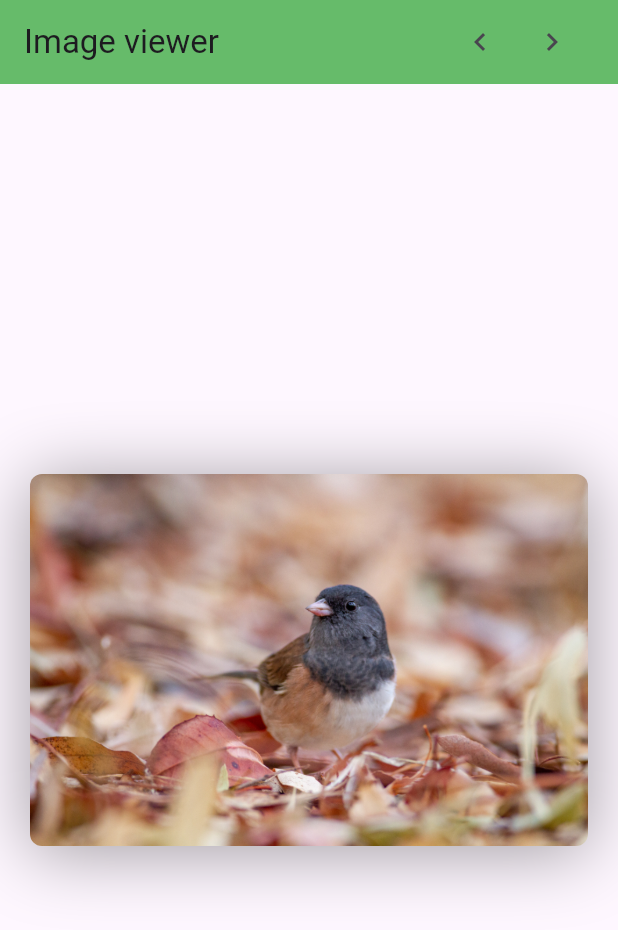
After one commit to Porchhenng/Mobile-dev, a Flutter app: the GalleryScreen screen opened directly, on a phone screen of 412 x 824 dp. The commit adds this screen. Shown: the top 930 px of the screen. Run offline on Flutter 3.47's test engine with Material 3 defaults, Android fonts, the phone set to English and light mode, and no system bars.

Commit message:
week4 s3

```diff
--- /dev/null
+++ b/Flutter Dev/lib/w4-s3-practice/ex3.dart
@@ -0,0 +1,95 @@
+import 'package:flutter/material.dart';
+
+List<String> images = [
+  "assets/w4-s3/bird.jpg",
+  "assets/w4-s3/bird2.jpg",
+  "assets/w4-s3/insect.jpg",
+  "assets/w4-s3/girl.jpg",
+  "assets/w4-s3/man.jpg",
+];
+
+void main() {
+  runApp(MaterialApp(
+      debugShowCheckedModeBanner: false, // Why this line ? Can you explain it ?
+      home: GalleryScreen(imagePaths: images)));
+}
+
+class GalleryScreen extends StatefulWidget {
+  final List<String> imagePaths;
+
+  const GalleryScreen({
+    required this.imagePaths,
+    super.key,
+  });
+
+  @override
+  State<GalleryScreen> createState() => _GalleryState();
+}
+
+class _GalleryState extends State<GalleryScreen> {
+  int currentPage = 0;
+
+  int get imageLength => widget.imagePaths.length;
+
+  void nextPage() {
+    setState(() {
+      currentPage = (currentPage + 1) % imageLength;
+    });
+  }
+
+  void previousPage() {
+    setState(() {
+      if (currentPage == 0) {
+        currentPage = imageLength - 1;
+      } else {
+        currentPage = currentPage - 1;
+      }
+    });
+  }
+
+  @override
+  Widget build(BuildContext context) {
+    return Scaffold(
+      appBar: AppBar(
+        backgroundColor: Colors.green[400],
+        title: const Text('Image viewer'),
+        actions: <Widget>[
+          IconButton(
+            icon: const Icon(Icons.navigate_before),
+            tooltip: 'Go to the previous image',
+            onPressed: previousPage,
+          ),
+          Padding(
+            padding: const EdgeInsets.only(right: 20),
+            child: IconButton(
+              icon: const Icon(Icons.navigate_next),
+              tooltip: 'Go to the next image',
+              onPressed: nextPage,
+            ),
+          ),
+        ],
+      ),
+      body: Padding(
+        padding: const EdgeInsets.all(20),
+        child: Center(
+          child: Container(
+            decoration: BoxDecoration(
+              boxShadow: const <BoxShadow>[
+                BoxShadow(
+                  color: Color(0x60000000),
+                  offset: Offset(0, 4),
+                  blurRadius: 40,
+                ),
+              ],
+              borderRadius: BorderRadius.circular(8),
+            ),
+            clipBehavior: Clip.antiAlias,
+            child: Image.asset(
+              widget.imagePaths[currentPage],
+            ),
+          ),
+        ),
+      ),
+    );
+  }
+}
--- a/Flutter Dev/pubspec.yaml
+++ b/Flutter Dev/pubspec.yaml
@@ -28,7 +28,7 @@ environment:
 # the latest version available on pub.dev. To see which dependencies have newer
 # versions available, run `flutter pub outdated`.
 dependencies:
-  weather_icons: ^2.0.0
+  weather_icons: 3.0.0
   flutter:
     sdk: flutter
 
@@ -62,6 +62,7 @@ flutter:
   # To add assets to your application, add an assets section, like this:
   assets:
     - assets/
+    - assets/w4-s3/
 
 fonts:
     - family: Roboto
```
Also changed, not shown: Flutter Dev/lib/k/EX-1/ex_1_start.dart (added, +20 -0 lines), Flutter Dev/lib/k/EX-2/ex_2_step_1_correction.dart (added, +49 -0 lines), Flutter Dev/lib/k/EX-2/ex_2_step_1_start.dart (added, +18 -0 lines), Flutter Dev/lib/k/EX-3/ex_3_start.dart (added, +36 -0 lines), Flutter Dev/lib/w4-s1-practice/weather.dart (+8 -8 lines), Flutter Dev/lib/w4-s3-practice/ex1.dart (added, +73 -0 lines), Flutter Dev/lib/w4-s3-practice/ex2.dart (added, +91 -0 lines), Flutter Dev/assets/w4-s3/bird.jpg (added), Flutter Dev/assets/w4-s3/bird2.jpg (added), Flutter Dev/assets/w4-s3/girl.jpg (added), Flutter Dev/assets/w4-s3/insect.jpg (added), Flutter Dev/assets/w4-s3/man.jpg (added), Flutter Dev/lib/k/EX-3/w4-s2/bird.jpg (added), Flutter Dev/lib/k/EX-3/w4-s2/bird2.jpg (added), 4 more files.
